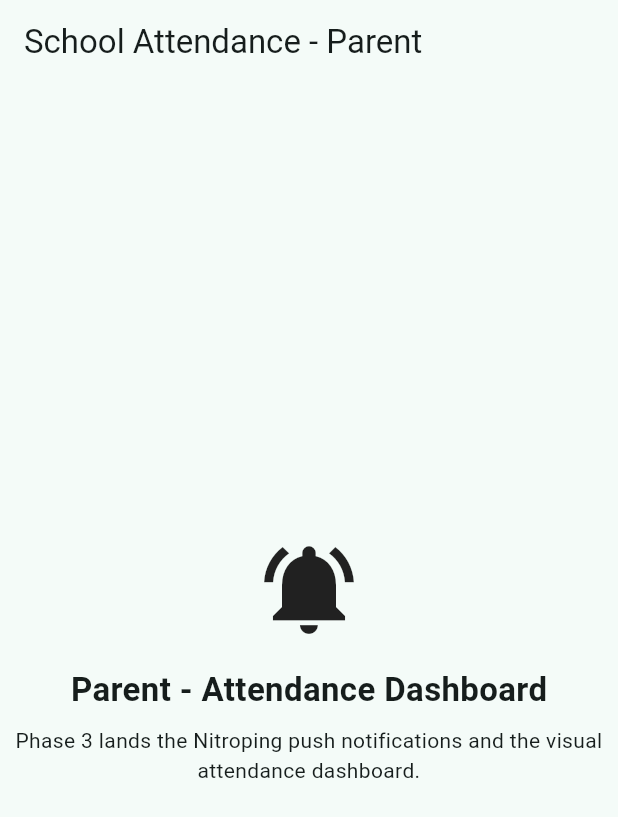
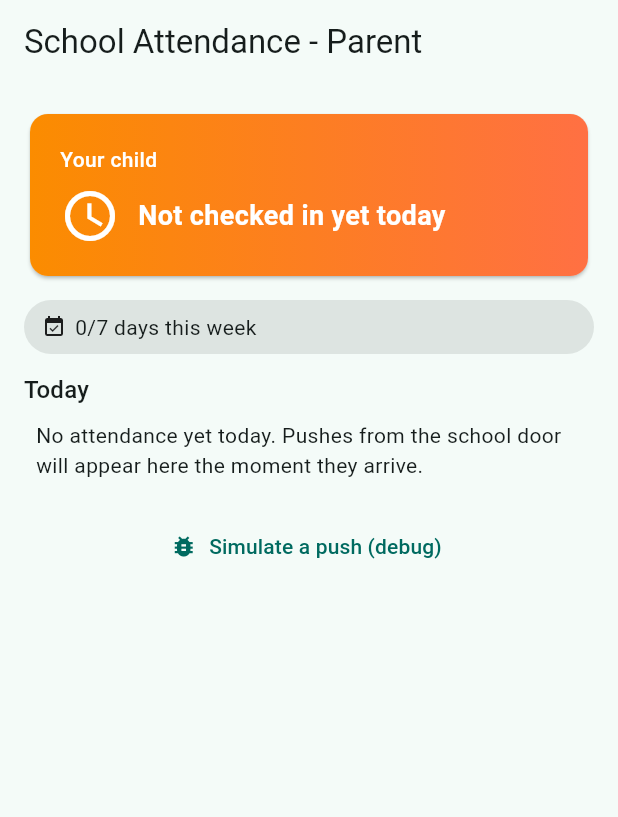
Before and after one commit to webdevshayan/school-attendance-system, a Flutter app: the screen it shows after launch, on a phone screen of 412 x 824 dp. Shown: the top 817 px of the screen. Run offline on Flutter 3.47's test engine with Material 3 defaults, Android fonts, the phone set to English and light mode, and no system bars; our stand-ins replace camera, sqflite; missing offline and left inert: face_verification, libsql_dart; accounts and stored records are empty; statements that could not run were skipped.

Commit message:
Phase 3 (2/3): local attendance cache (sqflite, de-dup by unique key) + transport-agnostic push handler + dashboard UI (hero status, timeline, weekly summary) with degraded states

```diff
--- /dev/null
+++ b/apps/parent/lib/core/db/event_store.dart
@@ -0,0 +1,7 @@
+import '../models/attendance_event.dart';
+
+/// Minimal sink contract for accepted attendance events. Implemented by the
+/// local store; fakes in tests.
+abstract class EventStore {
+  Future<void> addEvent(AttendanceEvent event);
+}
--- /dev/null
+++ b/apps/parent/lib/core/db/local_store.dart
@@ -0,0 +1,125 @@
+import 'package:path/path.dart' as p;
+import 'package:path_provider/path_provider.dart';
+import 'package:sqflite/sqflite.dart';
+
+import '../models/attendance_event.dart';
+import 'event_store.dart';
+
+/// Local cache of attendance events received by this device. Works fully
+/// offline; Phase 4 populates it from the server's push fan-out while the
+/// dashboard reads it directly.
+class LocalAttendanceStore implements EventStore {
+  LocalAttendanceStore({required String path}) : _path = path;
+
+  final String _path;
+  Database? _db;
+
+  Database get _database {
+    final db = _db;
+    if (db == null) {
+      throw StateError('LocalAttendanceStore.open() must be called first');
+    }
+    return db;
+  }
+
+  /// Opens the store at the app documents directory.
+  static Future<LocalAttendanceStore> openDefault() async {
+    final dir = await getApplicationDocumentsDirectory();
+    final store = LocalAttendanceStore(
+      path: p.join(dir.path, 'parent_attendance.db'),
+    );
+    await store.open();
+    return store;
+  }
+
+  Future<void> open() async {
+    final db = await openDatabase(
+      _path,
+      version: 1,
+      onCreate: (db, version) async {
+        await db.execute('''
+          create table events (
+            id integer primary key autoincrement,
+            student_id text not null,
+            student_name text not null,
+            status text not null,
+            marked_at text not null,
+            device_id text not null,
+            unique(student_id, status, marked_at)
+          )
+        ''');
+      },
+    );
+    _db = db;
+  }
+
+  Future<void> close() async {
+    await _db?.close();
+    _db = null;
+  }
+
+  @override
+  Future<void> addEvent(AttendanceEvent event) async {
+    await _database.insert(
+      'events',
+      <String, Object?>{
+        'student_id': event.studentId,
+        'student_name': event.studentName,
+        'status': event.status,
+        'marked_at': event.markedAt.toUtc().toIso8601String(),
+        'device_id': event.deviceId,
+      },
+      // Duplicate pushes (same student/status/instant) are ignored instead
+      // of duplicating rows on the timeline.
+      conflictAlgorithm: ConflictAlgorithm.ignore,
+    );
+  }
+
+  /// Events for the given UTC calendar day, newest first.
+  Future<List<AttendanceEvent>> eventsForDay(DateTime utcDay) async {
+    final key = utcDay.toUtc().toIso8601String().substring(0, 10);
+    final rows = await _database.query(
+      'events',
+      where: 'substr(marked_at, 1, 10) = ?',
+      whereArgs: <Object?>[key],
+      orderBy: 'marked_at desc',
+    );
+    return rows.map(_fromRow).toList();
+  }
+
+  /// Whether [studentId] has a [status] event recorded on [utcDay].
+  Future<bool> hasStatusOnDay(
+    String studentId,
+    String status,
+    DateTime utcDay,
+  ) async {
+    final key = utcDay.toUtc().toIso8601String().substring(0, 10);
+    final rows = await _database.query(
+      'events',
+      where:
+          'student_id = ? and status = ? and substr(marked_at, 1, 10) = ?',
+      whereArgs: <Object?>[studentId, status, key],
+      limit: 1,
+    );
+    return rows.isNotEmpty;
+  }
+
+  /// Distinct days with an 'in' mark in the last 7 UTC days.
+  Future<int> presentDaysLastWeek(String studentId, DateTime nowUtc) async {
+    final from = nowUtc.toUtc().subtract(const Duration(days: 7));
+    final rows = await _database.rawQuery('''
+      select count(distinct substr(marked_at, 1, 10)) as n
+      from events
+      where student_id = ? and status = 'in' and marked_at >= ?
+    ''', <Object?>[studentId, from.toIso8601String()]);
+    return (rows.first['n'] as int?) ?? 0;
+  }
+
+  AttendanceEvent _fromRow(Map<String, Object?> row) => AttendanceEvent(
+        studentId: row['student_id'] as String,
+        studentName: row['student_name'] as String,
+        status: row['status'] as String,
+        markedAt: DateTime.parse(row['marked_at'] as String),
+        deviceId: row['device_id'] as String? ?? '',
+      );
+}
--- a/apps/parent/lib/main.dart
+++ b/apps/parent/lib/main.dart
@@ -1,12 +1,14 @@
 import 'package:flutter/material.dart';
+
+import 'ui/dashboard_page.dart';
 
 void main() => runApp(const ParentApp());
 
 /// Parent-facing app for the school attendance system.
 ///
-/// Phase 1 is a build-verified scaffold. Phase 3 wires in:
-///  * Nitroping push notifications when the child's attendance syncs,
-///  * the engaging visual attendance dashboard (status, history, streaks).
+/// Phase 3 wires the engaging dashboard (today's status, event timeline,
+/// weekly summary) fed by a local cache; push handling is transport-agnostic
+/// and Phase 4 connects it to the server's fan-out.
 class ParentApp extends StatelessWidget {
   const ParentApp({super.key});
 
@@ -18,28 +20,7 @@ class ParentApp extends StatelessWidget {
         colorSchemeSeed: Colors.teal,
         useMaterial3: true,
       ),
-      home: Scaffold(
-        appBar: AppBar(title: const Text('School Attendance - Parent')),
-        body: const Center(
-          child: Column(
-            mainAxisSize: MainAxisSize.min,
-            children: [
-              Icon(Icons.notifications_active, size: 72),
-              SizedBox(height: 16),
-              Text(
-                'Parent - Attendance Dashboard',
-                style: TextStyle(fontSize: 22, fontWeight: FontWeight.bold),
-              ),
-              SizedBox(height: 8),
-              Text(
-                'Phase 3 lands the Nitroping push notifications '
-                'and the visual attendance dashboard.',
-                textAlign: TextAlign.center,
-              ),
-            ],
-          ),
-        ),
-      ),
+      home: const DashboardPage(),
     );
   }
 }
--- /dev/null
+++ b/apps/parent/lib/ui/dashboard_page.dart
@@ -0,0 +1,276 @@
+import 'dart:async';
+
+import 'package:flutter/material.dart';
+
+import '../core/config.dart';
+import '../core/db/local_store.dart';
+import '../core/models/attendance_event.dart';
+import '../core/push/push_handler.dart';
+
+enum BootStage { booting, ready, degraded }
+
+/// Parent dashboard: today's status hero, weekly summary and the event
+/// timeline, fed by the local cache and refreshed live as pushes arrive.
+/// Storage is optional at runtime - when the plugin layer is missing (fresh
+/// CI widget test, half-set-up device) the page degrades with a Retry
+/// button instead of crashing.
+class DashboardPage extends StatefulWidget {
+  const DashboardPage({super.key});
+
+  @override
+  State<DashboardPage> createState() => _DashboardPageState();
+}
+
+class _DashboardPageState extends State<DashboardPage> {
+  BootStage _stage = BootStage.booting;
+  String _bootMessage = 'Loading dashboard...';
+  LocalAttendanceStore? _store;
+  PushHandler? _push;
+  StreamSubscription<AttendanceEvent>? _pushSub;
+  List<AttendanceEvent> _today = const [];
+  bool _checkedInToday = false;
+  int _presentDays = 0;
+
+  @override
+  void initState() {
+    super.initState();
+    _bootstrap();
+  }
+
+  @override
+  void dispose() {
+    _pushSub?.cancel();
+    _push?.dispose();
+    _store?.close();
+    super.dispose();
+  }
+
+  Future<void> _bootstrap() async {
+    setState(() {
+      _stage = BootStage.booting;
+      _bootMessage = 'Loading dashboard...';
+    });
+    try {
+      final store = await LocalAttendanceStore.openDefault();
+      _store = store;
+      final push = PushHandler(store: store);
+      _push = push;
+      _pushSub = push.events.listen((_) => _refresh());
+    } catch (error) {
+      _fail('Local storage unavailable: $error');
+      return;
+    }
+    await _refresh();
+    if (!mounted) return;
+    setState(() => _stage = BootStage.ready);
+  }
+
+  void _fail(String message) {
+    if (!mounted) return;
+    setState(() {
+      _stage = BootStage.degraded;
+      _bootMessage = message;
+    });
+  }
+
+  Future<void> _refresh() async {
+    final store = _store;
+    if (store == null) return;
+    final now = DateTime.now().toUtc();
+    final today = await store.eventsForDay(now);
+    final checkedIn =
+        await store.hasStatusOnDay(ChildConfig.childId, 'in', now);
+    final days = await store.presentDaysLastWeek(ChildConfig.childId, now);
+    if (!mounted) return;
+    setState(() {
+      _today = today;
+      _checkedInToday = checkedIn;
+      _presentDays = days;
+    });
+  }
+
+  /// Debug hook: feeds a sample push through the real pipeline so the
+  /// dashboard can be exercised before Phase 4 wires the live channel.
+  Future<void> _simulatePush() async {
+    final push = _push;
+    if (push == null) return;
+    await push.handle(<String, dynamic>{
+      'student_id': ChildConfig.childId,
+      'student_name': ChildConfig.childName,
+      'status': _checkedInToday ? 'out' : 'in',
+      'marked_at': DateTime.now().toUtc().toIso8601String(),
+      'device_id': 'door-1',
+    });
+  }
+
+  String _clock(DateTime time) =>
+      '${time.hour.toString().padLeft(2, '0')}:'
+      '${time.minute.toString().padLeft(2, '0')}';
+
+  @override
+  Widget build(BuildContext context) {
+    return Scaffold(
+      appBar: AppBar(title: const Text('School Attendance - Parent')),
+      body: _body(),
+    );
+  }
+
+  Widget _body() {
+    switch (_stage) {
+      case BootStage.booting:
+        return _center([
+          const CircularProgressIndicator(),
+          const SizedBox(height: 16),
+          Text(_bootMessage),
+        ]);
+      case BootStage.degraded:
+        return _degradedView();
+      case BootStage.ready:
+        return _dashboard();
+    }
+  }
+
+  Widget _center(List<Widget> children) => Center(
+        child: Column(
+          mainAxisSize: MainAxisSize.min,
+          children: children,
+        ),
+      );
+
+  Widget _degradedView() {
+    return ListView(
+      padding: const EdgeInsets.all(24),
+      children: [
+        Icon(Icons.report_problem, size: 64, color: Colors.orange.shade700),
+        const SizedBox(height: 16),
+        const Text(
+          'Dashboard unavailable',
+          textAlign: TextAlign.center,
+          style: TextStyle(fontSize: 18, fontWeight: FontWeight.bold),
+        ),
+        const SizedBox(height: 8),
+        Text(_bootMessage, textAlign: TextAlign.center),
+        const SizedBox(height: 24),
+        Center(
+          child: FilledButton.icon(
+            icon: const Icon(Icons.refresh),
+            label: const Text('Retry'),
+            onPressed: _bootstrap,
+          ),
+        ),
+      ],
+    );
+  }
+
+  Widget _dashboard() {
+    return ListView(
+      padding: const EdgeInsets.all(16),
+      children: [
+        _heroCard(),
+        const SizedBox(height: 12),
+        _chip(Icons.event_available, '$_presentDays/7 days this week'),
+        const SizedBox(height: 12),
+        Text('Today', style: Theme.of(context).textTheme.titleMedium),
+        ..._today.map(
+          (event) => ListTile(
+            leading: Icon(
+              event.status == 'in' ? Icons.login : Icons.logout,
+              color: event.status == 'in' ? Colors.green : Colors.red,
+            ),
+            title: Text(event.studentName),
+            subtitle: Text(
+              '${event.status.toUpperCase()} at ${_clock(event.markedAt.toLocal())}',
+            ),
+            trailing: const Icon(Icons.notifications_active, size: 18),
+          ),
+        ),
+        if (_today.isEmpty)
+          const Padding(
+            padding: EdgeInsets.all(8),
+            child: Text(
+              'No attendance yet today. Pushes from the school door will '
+              'appear here the moment they arrive.',
+            ),
+          ),
+        const SizedBox(height: 12),
+        TextButton.icon(
+          icon: const Icon(Icons.bug_report),
+          label: const Text('Simulate a push (debug)'),
+          onPressed: _simulatePush,
+        ),
+      ],
+    );
+  }
+
+  Widget _heroCard() {
+    final inSchool = _checkedInToday;
+    return Card(
+      clipBehavior: Clip.antiAlias,
+      child: Container(
+        width: double.infinity,
+        padding: const EdgeInsets.all(20),
+        decoration: BoxDecoration(
+          gradient: LinearGradient(
+            colors: inSchool
+                ? [Colors.green.shade600, Colors.teal.shade500]
+                : [Colors.orange.shade600, Colors.deepOrange.shade400],
+          ),
+        ),
+        child: Column(
+          crossAxisAlignment: CrossAxisAlignment.start,
+          children: [
+            Text(
+              ChildConfig.childName,
+              style: const TextStyle(
+                color: Colors.white,
+                fontSize: 14,
+                fontWeight: FontWeight.w500,
+              ),
+            ),
+            const SizedBox(height: 8),
+            Row(
+              children: [
+                Icon(
+                  inSchool ? Icons.check_circle : Icons.schedule,
+                  color: Colors.white,
+                  size: 40,
+                ),
+                const SizedBox(width: 12),
+                Expanded(
+                  child: Text(
+                    inSchool
+                        ? 'Checked in at school today'
+                        : 'Not checked in yet today',
+                    style: const TextStyle(
+                      color: Colors.white,
+                      fontSize: 18,
+                      fontWeight: FontWeight.bold,
+                    ),
+                  ),
+                ),
+              ],
+            ),
+          ],
+        ),
+      ),
+    );
+  }
+
+  Widget _chip(IconData icon, String label) {
+    return Container(
+      padding: const EdgeInsets.symmetric(horizontal: 12, vertical: 8),
+      decoration: BoxDecoration(
+        color: Theme.of(context).colorScheme.surfaceContainerHighest,
+        borderRadius: BorderRadius.circular(20),
+      ),
+      child: Row(
+        mainAxisSize: MainAxisSize.min,
+        children: [
+          Icon(icon, size: 16),
+          const SizedBox(width: 6),
+          Text(label),
+        ],
+      ),
+    );
+  }
+}
```
Also changed, not shown: apps/parent/lib/core/push/push_handler.dart (added, +37 -0 lines), 1 other file.
